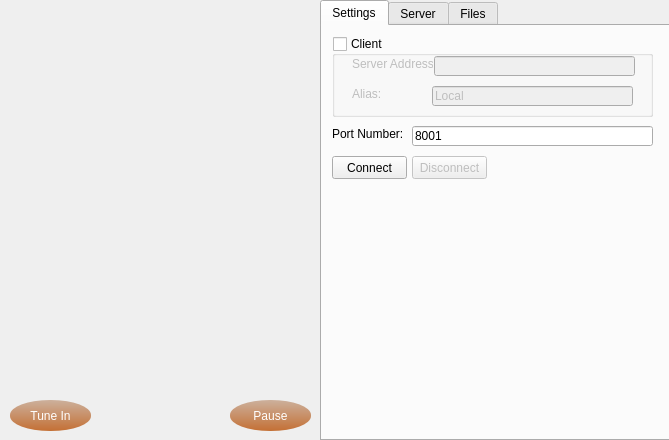
Qt form mainwindow.ui (warren80/comaudio) before a commit.
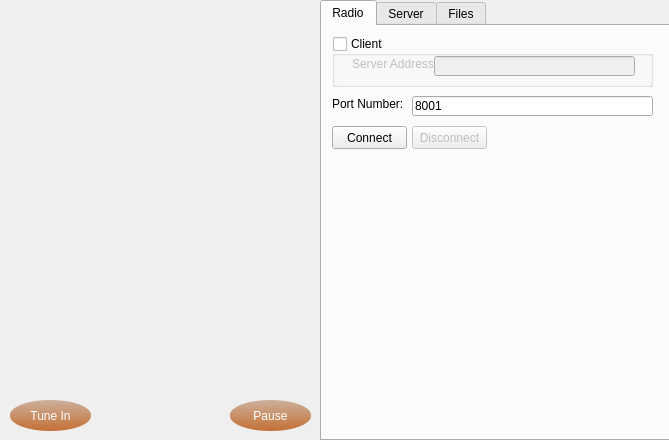
The same form after that commit. Icons and pictures are not drawn.

The edit to the form file:
```diff
--- a/mainwindow.ui
+++ b/mainwindow.ui
@@ -73,13 +73,13 @@
     </property>
     <widget class="QWidget" name="settingsTab">
      <attribute name="title">
-      <string>Settings</string>
+      <string>Radio</string>
      </attribute>
      <widget class="QPushButton" name="connectButton">
       <property name="geometry">
        <rect>
         <x>10</x>
-        <y>130</y>
+        <y>100</y>
         <width>75</width>
         <height>23</height>
        </rect>
@@ -97,7 +97,7 @@
         <x>10</x>
         <y>10</y>
         <width>321</width>
-        <height>81</height>
+        <height>51</height>
        </rect>
       </property>
       <property name="title">
@@ -132,38 +132,12 @@
         <string>Server Address:</string>
        </property>
       </widget>
-      <widget class="QLineEdit" name="aliasBox">
-       <property name="geometry">
-        <rect>
-         <x>100</x>
-         <y>50</y>
-         <width>201</width>
-         <height>20</height>
-        </rect>
-       </property>
-       <property name="text">
-        <string>Local</string>
-       </property>
-      </widget>
-      <widget class="QLabel" name="aliasLabel">
-       <property name="geometry">
-        <rect>
-         <x>20</x>
-         <y>50</y>
-         <width>81</width>
-         <height>16</height>
-        </rect>
-       </property>
-       <property name="text">
-        <string>Alias:</string>
-       </property>
-      </widget>
      </widget>
      <widget class="QLineEdit" name="portBox">
       <property name="geometry">
        <rect>
         <x>90</x>
-        <y>100</y>
+        <y>70</y>
         <width>241</width>
         <height>20</height>
        </rect>
@@ -176,7 +150,7 @@
       <property name="geometry">
        <rect>
         <x>10</x>
-        <y>100</y>
+        <y>70</y>
         <width>71</width>
         <height>16</height>
        </rect>
@@ -192,7 +166,7 @@
       <property name="geometry">
        <rect>
         <x>90</x>
-        <y>130</y>
+        <y>100</y>
         <width>75</width>
         <height>23</height>
        </rect>
```
Left out of the diff: 2 changed lines with no effect on the pictures.
